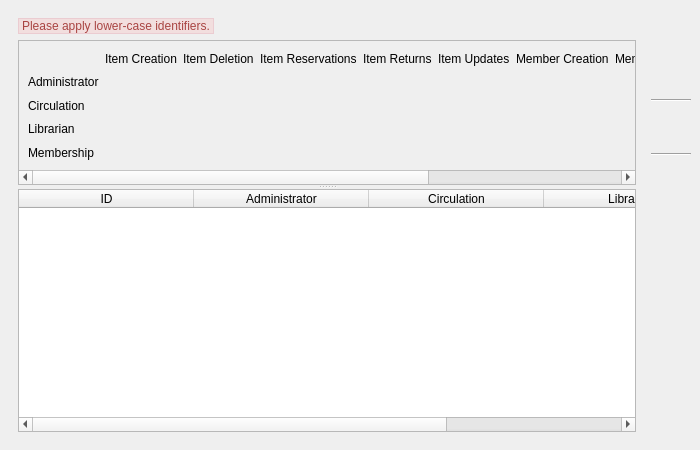
This is UI/biblioteq_adminsetup.ui in textbrowser/biblioteq as Qt 5 draws it before an edit. The edited form follows.
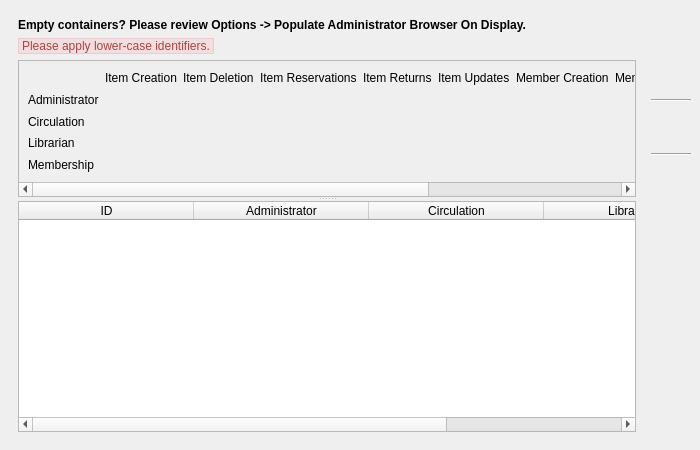
This is the edited form. Icons and pictures are not drawn.

```diff
--- a/UI/biblioteq_adminsetup.ui
+++ b/UI/biblioteq_adminsetup.ui
@@ -22,6 +22,22 @@
     <item>
      <widget class="QFrame" name="frame">
       <layout class="QVBoxLayout" name="verticalLayout">
+       <item>
+        <widget class="QLabel" name="label_33">
+         <property name="font">
+          <font>
+           <weight>75</weight>
+           <bold>true</bold>
+          </font>
+         </property>
+         <property name="text">
+          <string>Empty containers? Please review Options -&gt; Populate Administrator Browser On Display.</string>
+         </property>
+         <property name="wordWrap">
+          <bool>true</bool>
+         </property>
+        </widget>
+       </item>
        <item>
         <widget class="QLabel" name="label_32">
          <property name="sizePolicy">
@@ -57,7 +73,7 @@
              <x>0</x>
              <y>0</y>
              <width>1195</width>
-             <height>148</height>
+             <height>146</height>
             </rect>
            </property>
            <layout class="QGridLayout" name="gridLayout">
```
